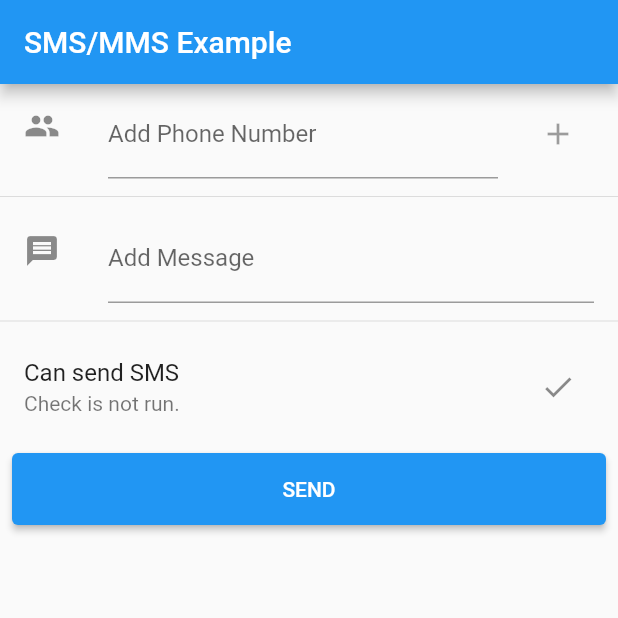
After one commit to shubhankar1999-bot/message_app, a Flutter app: the screen it shows after launch, after a tap on "GO TO NEW SCREEN", on a phone screen of 412 x 824 dp, the top half of it. The commit adds this screen. Run offline on Flutter 3.47's test engine with Material 2 defaults, Android fonts, the phone set to English and light mode, and no system bars; our stand-ins replace fluttertoast; missing offline and left inert: flutter_sms, sms.

Commit message:
Updated dart sdk and packages

```diff
--- a/lib/main.dart
+++ b/lib/main.dart
@@ -1,12 +1,17 @@
 
 import 'package:flutter/material.dart';
 import 'package:fluttertoast/fluttertoast.dart';
+import 'package:message_app/newPackage.dart';
 import 'package:sms/sms.dart';
 
 
 void main() {
   runApp(MaterialApp(
-    home: Home(),
+    initialRoute: "/",
+    routes: {
+      "/":(context)=>Home(),
+      "/newpackage":(context)=>MyApp(),
+    },
   ));
 }
 
@@ -137,6 +142,13 @@ class _HomeState extends State<Home> {
               style: TextStyle(color: Colors.white,
               backgroundColor: Colors.blueAccent),
             )
+            ),
+            ElevatedButton(onPressed: (){
+              Navigator.pushNamed(context, "/newpackage");
+            }, child: Text('GO TO NEW SCREEN',
+              style: TextStyle(color: Colors.white,
+                  backgroundColor: Colors.blueAccent),
+            )
             )
           ],
         ),
--- /dev/null
+++ b/lib/newPackage.dart
@@ -0,0 +1,191 @@
+import 'package:flutter/material.dart';
+import 'package:flutter_sms/flutter_sms.dart';
+
+class MyApp extends StatefulWidget {
+  @override
+  _MyAppState createState() => _MyAppState();
+}
+
+class _MyAppState extends State<MyApp> {
+  late TextEditingController _controllerPeople, _controllerMessage;
+  String? _message, body;
+  String _canSendSMSMessage = 'Check is not run.';
+  List<String> people = [];
+
+  @override
+  void initState() {
+    super.initState();
+    initPlatformState();
+  }
+
+  Future<void> initPlatformState() async {
+    _controllerPeople = TextEditingController();
+    _controllerMessage = TextEditingController();
+  }
+
+  Future<void> _sendSMS(List<String> recipients) async {
+    try {
+      String _result = await sendSMS(
+          message: _controllerMessage.text, recipients: recipients);
+      setState(() => _message = _result);
+    } catch (error) {
+      setState(() => _message = error.toString());
+    }
+  }
+
+  Future<bool> _canSendSMS() async {
+    bool _result = await canSendSMS();
+    setState(() => _canSendSMSMessage =
+    _result ? 'This unit can send SMS' : 'This unit cannot send SMS');
+    return _result;
+  }
+
+  Widget _phoneTile(String name) {
+    return Padding(
+      padding: const EdgeInsets.all(3),
+      child: Container(
+          decoration: BoxDecoration(
+              border: Border(
+                bottom: BorderSide(color: Colors.grey.shade300),
+                top: BorderSide(color: Colors.grey.shade300),
+                left: BorderSide(color: Colors.grey.shade300),
+                right: BorderSide(color: Colors.grey.shade300),
+              )),
+          child: Padding(
+            padding: const EdgeInsets.all(4),
+            child: Column(
+              mainAxisAlignment: MainAxisAlignment.center,
+              mainAxisSize: MainAxisSize.min,
+              children: <Widget>[
+                IconButton(
+                  icon: const Icon(Icons.close),
+                  onPressed: () => setState(() => people.remove(name)),
+                ),
+                Padding(
+                  padding: const EdgeInsets.all(0),
+                  child: Text(
+                    name,
+                    textScaleFactor: 1,
+                    style: const TextStyle(fontSize: 12),
+                  ),
+                )
+              ],
+            ),
+          )),
+    );
+  }
+
+  @override
+  Widget build(BuildContext context) {
+    return MaterialApp(
+      debugShowCheckedModeBanner: false,
+      home: Scaffold(
+        appBar: AppBar(
+          title: const Text('SMS/MMS Example'),
+        ),
+        body: ListView(
+          children: <Widget>[
+            if (people == null || people.isEmpty)
+              const SizedBox(height: 0)
+            else
+              SizedBox(
+                height: 90,
+                child: Padding(
+                  padding: const EdgeInsets.all(3),
+                  child: ListView(
+                    scrollDirection: Axis.horizontal,
+                    children: List<Widget>.generate(people.length, (int index) {
+                      return _phoneTile(people[index]);
+                    }),
+                  ),
+                ),
+              ),
+            ListTile(
+              leading: const Icon(Icons.people),
+              title: TextField(
+                controller: _controllerPeople,
+                decoration:
+                const InputDecoration(labelText: 'Add Phone Number'),
+                keyboardType: TextInputType.number,
+                onChanged: (String value) => setState(() {}),
+              ),
+              trailing: IconButton(
+                icon: const Icon(Icons.add),
+                onPressed: _controllerPeople.text.isEmpty
+                    ? null
+                    : () => setState(() {
+                  people.add(_controllerPeople.text.toString());
+                  _controllerPeople.clear();
+                }),
+              ),
+            ),
+            const Divider(),
+            ListTile(
+              leading: const Icon(Icons.message),
+              title: TextField(
+                decoration: const InputDecoration(labelText: 'Add Message'),
+                controller: _controllerMessage,
+                onChanged: (String value) => setState(() {}),
+              ),
+            ),
+            const Divider(),
+            ListTile(
+              title: const Text('Can send SMS'),
+              subtitle: Text(_canSendSMSMessage),
+              trailing: IconButton(
+                padding: const EdgeInsets.symmetric(vertical: 16),
+                icon: const Icon(Icons.check),
+                onPressed: () {
+                  _canSendSMS();
+                },
+              ),
+            ),
+            Padding(
+              padding: const EdgeInsets.all(8),
+              child: ElevatedButton(
+                style: ButtonStyle(
+                  backgroundColor: MaterialStateProperty.resolveWith(
+                          (states) => Theme.of(context).accentColor),
+                  padding: MaterialStateProperty.resolveWith(
+                          (states) => const EdgeInsets.symmetric(vertical: 16)),
+                ),
+                onPressed: () {
+                  _send();
+                },
+                child: Text(
+                  'SEND',
+                  style: Theme.of(context).accentTextTheme.button,
+                ),
+              ),
+            ),
+            Visibility(
+              visible: _message != null,
+              child: Row(
+                mainAxisAlignment: MainAxisAlignment.center,
+                children: <Widget>[
+                  Expanded(
+                    child: Padding(
+                      padding: const EdgeInsets.all(12),
+                      child: Text(
+                        _message ?? 'No Data',
+                        maxLines: null,
+                      ),
+                    ),
+                  ),
+                ],
+              ),
+            ),
+          ],
+        ),
+      ),
+    );
+  }
+
+  void _send() {
+    if (people.isEmpty) {
+      setState(() => _message = 'At Least 1 Person or Message Required');
+    } else {
+      _sendSMS(people);
+    }
+  }
+}
--- a/pubspec.yaml
+++ b/pubspec.yaml
@@ -32,6 +32,7 @@ dependencies:
   fluttertoast: ^3.1.0
   workmanager: ^0.3.0
   http: ^0.13.3
+  flutter_sms: ^2.3.1
 
 dev_dependencies:
   flutter_test:
```
Also changed, not shown: pubspec.lock.
